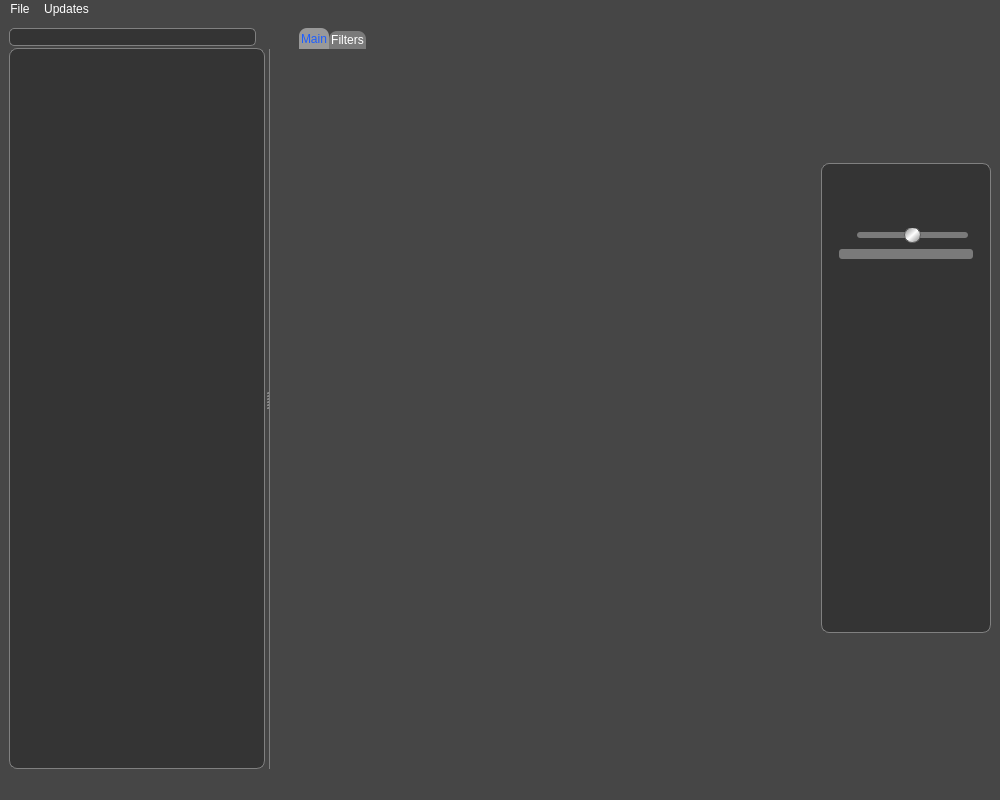
This is main_window.ui in vbrizgamnk/Artemis as Qt 5 draws it before an edit. The edited form follows.
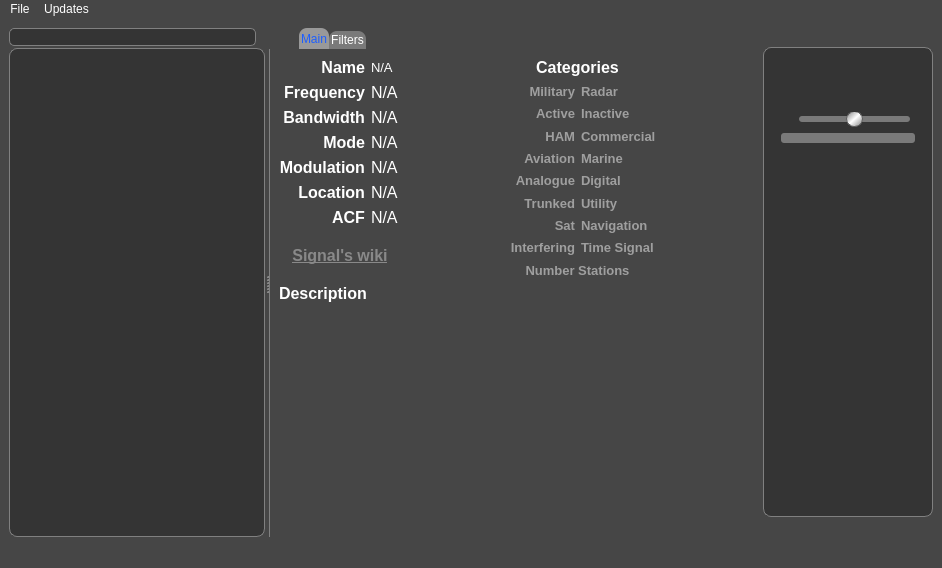
This is the edited form. Icons and pictures are not drawn.

Commit message: Load db with correct names

What changed in the file:
```diff
--- a/main_window.ui
+++ b/main_window.ui
@@ -6,8 +6,8 @@
    <rect>
     <x>0</x>
     <y>0</y>
-    <width>1000</width>
-    <height>800</height>
+    <width>942</width>
+    <height>568</height>
    </rect>
   </property>
   <property name="sizePolicy">
@@ -24,6 +24,10 @@
 	background-color: #464646
 }
 
+QLabel {
+	color: #ffffff;
+}
+
 QPushButton {
 	color: #FFFFFF
 }
@@ -108,6 +112,14 @@
 	border-radius: 5px;
 /*	border: 1px #343434;
 	background-color: #343434;*/
+}
+
+QTextEdit{
+	color: #ffffff;
+}
+
+QMessageBox {
+	color: #ffffff;
 }</string>
   </property>
   <widget class="QWidget" name="centralwidget">
@@ -308,6 +320,701 @@
         <attribute name="title">
          <string>Main</string>
         </attribute>
+        <layout class="QGridLayout" name="gridLayout_2">
+         <item row="0" column="1">
+          <layout class="QVBoxLayout" name="verticalLayout_2">
+           <item>
+            <widget class="QLabel" name="label_11">
+             <property name="font">
+              <font>
+               <pointsize>12</pointsize>
+               <weight>75</weight>
+               <bold>true</bold>
+              </font>
+             </property>
+             <property name="text">
+              <string>Categories</string>
+             </property>
+             <property name="alignment">
+              <set>Qt::AlignBottom|Qt::AlignHCenter</set>
+             </property>
+            </widget>
+           </item>
+           <item>
+            <layout class="QHBoxLayout" name="horizontalLayout_18">
+             <item>
+              <widget class="QLabel" name="cat_mil">
+               <property name="font">
+                <font>
+                 <pointsize>10</pointsize>
+                 <weight>75</weight>
+                 <bold>true</bold>
+                </font>
+               </property>
+               <property name="styleSheet">
+                <string notr="true">color: #9f9f9f;</string>
+               </property>
+               <property name="text">
+                <string>Military</string>
+               </property>
+               <property name="alignment">
+                <set>Qt::AlignRight|Qt::AlignTrailing|Qt::AlignVCenter</set>
+               </property>
+              </widget>
+             </item>
+             <item>
+              <widget class="QLabel" name="cat_rad">
+               <property name="font">
+                <font>
+                 <pointsize>10</pointsize>
+                 <weight>75</weight>
+                 <bold>true</bold>
+                </font>
+               </property>
+               <property name="styleSheet">
+                <string notr="true">color: #9f9f9f;</string>
+               </property>
+               <property name="text">
+                <string>Radar</string>
+               </property>
+               <property name="alignment">
+                <set>Qt::AlignLeading|Qt::AlignLeft|Qt::AlignVCenter</set>
+               </property>
+              </widget>
+             </item>
+            </layout>
+           </item>
+           <item>
+            <layout class="QHBoxLayout" name="horizontalLayout_19">
+             <item>
+              <widget class="QLabel" name="cat_active">
+               <property name="font">
+                <font>
+                 <pointsize>10</pointsize>
+                 <weight>75</weight>
+                 <bold>true</bold>
+                </font>
+               </property>
+               <property name="styleSheet">
+                <string notr="true">color: #9f9f9f;</string>
+               </property>
+               <property name="text">
+                <string>Active</string>
+               </property>
+               <property name="alignment">
+                <set>Qt::AlignRight|Qt::AlignTrailing|Qt::AlignVCenter</set>
+               </property>
+              </widget>
+             </item>
+             <item>
+              <widget class="QLabel" name="cat_inactive">
+               <property name="font">
+                <font>
+                 <pointsize>10</pointsize>
+                 <weight>75</weight>
+                 <bold>true</bold>
+                </font>
+               </property>
+               <property name="styleSheet">
+                <string notr="true">color: #9f9f9f;</string>
+               </property>
+               <property name="text">
+                <string>Inactive</string>
+               </property>
+               <property name="alignment">
+                <set>Qt::AlignLeading|Qt::AlignLeft|Qt::AlignVCenter</set>
+               </property>
+              </widget>
+             </item>
+            </layout>
+           </item>
+           <item>
+            <layout class="QHBoxLayout" name="horizontalLayout_20">
+             <item>
+              <widget class="QLabel" name="cat_ham">
+               <property name="font">
+                <font>
+                 <pointsize>10</pointsize>
+                 <weight>75</weight>
+                 <bold>true</bold>
+                </font>
+               </property>
+               <property name="styleSheet">
+                <string notr="true">color: #9f9f9f;</string>
+               </property>
+               <property name="text">
+                <string>HAM</string>
+               </property>
+               <property name="alignment">
+                <set>Qt::AlignRight|Qt::AlignTrailing|Qt::AlignVCenter</set>
+               </property>
+              </widget>
+             </item>
+             <item>
+              <widget class="QLabel" name="cat_comm">
+               <property name="font">
+                <font>
+                 <pointsize>10</pointsize>
+                 <weight>75</weight>
+                 <bold>true</bold>
+                </font>
+               </property>
+               <property name="styleSheet">
+                <string notr="true">color: #9f9f9f;</string>
+               </property>
+               <property name="text">
+                <string>Commercial</string>
+               </property>
+               <property name="alignment">
+                <set>Qt::AlignLeading|Qt::AlignLeft|Qt::AlignVCenter</set>
+               </property>
+              </widget>
+             </item>
+            </layout>
+           </item>
+           <item>
+            <layout class="QHBoxLayout" name="horizontalLayout_21">
+             <item>
+              <widget class="QLabel" name="cat_avi">
+               <property name="font">
+                <font>
+                 <pointsize>10</pointsize>
+                 <weight>75</weight>
+                 <bold>true</bold>
+                </font>
+               </property>
+               <property name="styleSheet">
+                <string notr="true">color: #9f9f9f;</string>
+               </property>
+               <property name="text">
+                <string>Aviation</string>
+               </property>
+               <property name="alignment">
+                <set>Qt::AlignRight|Qt::AlignTrailing|Qt::AlignVCenter</set>
+               </property>
+              </widget>
+             </item>
+             <item>
+              <widget class="QLabel" name="cat_mar">
+               <property name="font">
+                <font>
+                 <pointsize>10</pointsize>
+                 <weight>75</weight>
+                 <bold>true</bold>
+                </font>
+               </property>
+               <property name="styleSheet">
+                <string notr="true">color: #9f9f9f;</string>
+               </property>
+               <property name="text">
+                <string>Marine</string>
+               </property>
+               <property name="alignment">
+                <set>Qt::AlignLeading|Qt::AlignLeft|Qt::AlignVCenter</set>
+               </property>
+              </widget>
+             </item>
+            </layout>
+           </item>
+           <item>
+            <layout class="QHBoxLayout" name="horizontalLayout_22">
+             <item>
+              <widget class="QLabel" name="cat_ana">
+               <property name="font">
+                <font>
+                 <pointsize>10</pointsize>
+                 <weight>75</weight>
+                 <bold>true</bold>
+                </font>
+               </property>
+               <property name="styleSheet">
+                <string notr="true">color: #9f9f9f;</string>
+               </property>
+               <property name="text">
+                <string>Analogue</string>
+               </property>
+               <property name="alignment">
+                <set>Qt::AlignRight|Qt::AlignTrailing|Qt::AlignVCenter</set>
+               </property>
+              </widget>
+             </item>
+             <item>
+              <widget class="QLabel" name="cat_dig">
+               <property name="font">
+                <font>
+                 <pointsize>10</pointsize>
+                 <weight>75</weight>
+                 <bold>true</bold>
+                </font>
+               </property>
+               <property name="styleSheet">
+                <string notr="true">color: #9f9f9f;</string>
+               </property>
+               <property name="text">
+                <string>Digital</string>
+               </property>
+               <property name="alignment">
+                <set>Qt::AlignLeading|Qt::AlignLeft|Qt::AlignVCenter</set>
+               </property>
+              </widget>
+             </item>
+            </layout>
+           </item>
+           <item>
+            <layout class="QHBoxLayout" name="horizontalLayout_23">
+             <item>
+              <widget class="QLabel" name="cat_trunked">
+               <property name="font">
+                <font>
+                 <pointsize>10</pointsize>
+                 <weight>75</weight>
+                 <bold>true</bold>
+                </font>
+               </property>
+               <property name="styleSheet">
+                <string notr="true">color: #9f9f9f;</string>
+               </property>
+               <property name="text">
+                <string>Trunked</string>
+               </property>
+               <property name="alignment">
+                <set>Qt::AlignRight|Qt::AlignTrailing|Qt::AlignVCenter</set>
+               </property>
+              </widget>
+             </item>
+             <item>
+              <widget class="QLabel" name="cat_utility">
+               <property name="font">
+                <font>
+                 <pointsize>10</pointsize>
+                 <weight>75</weight>
+                 <bold>true</bold>
+                </font>
+               </property>
+               <property name="styleSheet">
+                <string notr="true">color: #9f9f9f;</string>
+               </property>
+               <property name="text">
+                <string>Utility</string>
+               </property>
+               <property name="alignment">
+                <set>Qt::AlignLeading|Qt::AlignLeft|Qt::AlignVCenter</set>
+               </property>
+              </widget>
+             </item>
+            </layout>
+           </item>
+           <item>
+            <layout class="QHBoxLayout" name="horizontalLayout_24">
+             <item>
+              <widget class="QLabel" name="cat_sat">
+               <property name="font">
+                <font>
+                 <pointsize>10</pointsize>
+                 <weight>75</weight>
+                 <bold>true</bold>
+                </font>
+               </property>
+               <property name="styleSheet">
+                <string notr="true">color: #9f9f9f;</string>
+               </property>
+               <property name="text">
+                <string>Sat</string>
+               </property>
+               <property name="alignment">
+                <set>Qt::AlignRight|Qt::AlignTrailing|Qt::AlignVCenter</set>
+               </property>
+              </widget>
+             </item>
+             <item>
+              <widget class="QLabel" name="cat_navi">
+               <property name="font">
+                <font>
+                 <pointsize>10</pointsize>
+                 <weight>75</weight>
+                 <bold>true</bold>
+                </font>
+               </property>
+               <property name="styleSheet">
+                <string notr="true">color: #9f9f9f;</string>
+               </property>
+               <property name="text">
+                <string>Navigation</string>
+               </property>
+               <property name="alignment">
+                <set>Qt::AlignLeading|Qt::AlignLeft|Qt::AlignVCenter</set>
+               </property>
+              </widget>
+             </item>
+            </layout>
+           </item>
+           <item>
+            <layout class="QHBoxLayout" name="horizontalLayout_25">
+             <item>
+              <widget class="QLabel" name="cat_interf">
+               <property name="font">
+                <font>
+                 <pointsize>10</pointsize>
+                 <weight>75</weight>
+                 <bold>true</bold>
+                </font>
+               </property>
+               <property name="styleSheet">
+                <string notr="true">color: #9f9f9f;</string>
+               </property>
+               <property name="text">
+                <string>Interfering</string>
+               </property>
+               <property name="alignment">
+                <set>Qt::AlignRight|Qt::AlignTrailing|Qt::AlignVCenter</set>
+               </property>
+              </widget>
+             </item>
+             <item>
+              <widget class="QLabel" name="cat_time_sig">
+               <property name="font">
+                <font>
+                 <pointsize>10</pointsize>
+                 <weight>75</weight>
+                 <bold>true</bold>
+                </font>
+               </property>
+               <property name="styleSheet">
+                <string notr="true">color: #9f9f9f;</string>
+               </property>
+               <property name="text">
+                <string>Time Signal</string>
+               </property>
+               <property name="alignment">
+                <set>Qt::AlignLeading|Qt::AlignLeft|Qt::AlignVCenter</set>
+               </property>
+              </widget>
+             </item>
+            </layout>
+           </item>
+           <item>
+            <widget class="QLabel" name="cat_num_stat">
+             <property name="font">
+              <font>
+               <pointsize>10</pointsize>
+               <weight>75</weight>
+               <bold>true</bold>
+              </font>
+             </property>
+             <property name="styleSheet">
+              <string notr="true">color: #9f9f9f;</string>
+             </property>
+             <property name="text">
+              <string>Number Stations</string>
+             </property>
+             <property name="alignment">
+              <set>Qt::AlignCenter</set>
+             </property>
+            </widget>
+           </item>
+          </layout>
+         </item>
+         <item row="1" column="0">
+          <widget class="QLabel" name="label_9">
+           <property name="font">
+            <font>
+             <pointsize>12</pointsize>
+             <weight>75</weight>
+             <bold>true</bold>
+            </font>
+           </property>
+           <property name="text">
+            <string>Description</string>
+           </property>
+          </widget>
+         </item>
+         <item row="0" column="0">
+          <layout class="QVBoxLayout" name="verticalLayout_5">
+           <item>
+            <layout class="QHBoxLayout" name="horizontalLayout_3">
+             <item>
+              <layout class="QVBoxLayout" name="verticalLayout_3">
+               <item>
+                <widget class="QLabel" name="label_2">
+                 <property name="font">
+                  <font>
+                   <pointsize>12</pointsize>
+                   <weight>75</weight>
+                   <bold>true</bold>
+                  </font>
+                 </property>
+                 <property name="text">
+                  <string>Name</string>
+                 </property>
+                 <property name="alignment">
+                  <set>Qt::AlignRight|Qt::AlignTrailing|Qt::AlignVCenter</set>
+                 </property>
+                </widget>
+               </item>
+               <item>
+                <widget class="QLabel" name="label_3">
+                 <property name="font">
+                  <font>
+                   <pointsize>12</pointsize>
+                   <weight>75</weight>
+                   <bold>true</bold>
+                  </font>
+                 </property>
+                 <property name="text">
+                  <string>Frequency</string>
+                 </property>
+                 <property name="alignment">
+                  <set>Qt::AlignRight|Qt::AlignTrailing|Qt::AlignVCenter</set>
+                 </property>
+                </widget>
+               </item>
+               <item>
+                <widget class="QLabel" name="label_4">
+                 <property name="font">
+                  <font>
+                   <pointsize>12</pointsize>
+                   <weight>75</weight>
+                   <bold>true</bold>
+                  </font>
+                 </property>
+                 <property name="text">
+                  <string>Bandwidth</string>
+                 </property>
+                 <property name="alignment">
+                  <set>Qt::AlignRight|Qt::AlignTrailing|Qt::AlignVCenter</set>
+                 </property>
+                </widget>
+               </item>
+               <item>
+                <widget class="QLabel" name="label_5">
+                 <property name="font">
+                  <font>
+                   <pointsize>12</pointsize>
+                   <weight>75</weight>
+                   <bold>true</bold>
+                  </font>
+                 </property>
+                 <property name="text">
+                  <string>Mode</string>
+                 </property>
+                 <property name="alignment">
+                  <set>Qt::AlignRight|Qt::AlignTrailing|Qt::AlignVCenter</set>
+                 </property>
+                </widget>
+               </item>
+               <item>
+                <widget class="QLabel" name="label_6">
+                 <property name="font">
+                  <font>
+                   <pointsize>12</pointsize>
+                   <weight>75</weight>
+                   <bold>true</bold>
+                  </font>
+                 </property>
+                 <property name="text">
+                  <string>Modulation</string>
+                 </property>
+                 <property name="alignment">
+                  <set>Qt::AlignRight|Qt::AlignTrailing|Qt::AlignVCenter</set>
+                 </property>
+                </widget>
+               </item>
+               <item>
+                <widget class="QLabel" name="label_7">
+                 <property name="font">
+                  <font>
+                   <pointsize>12</pointsize>
+                   <weight>75</weight>
+                   <bold>true</bold>
+                  </font>
+                 </property>
+                 <property name="text">
+                  <string>Location</string>
+                 </property>
+                 <property name="alignment">
+                  <set>Qt::AlignRight|Qt::AlignTrailing|Qt::AlignVCenter</set>
+                 </property>
+                </widget>
+               </item>
+               <item>
+                <widget class="QLabel" name="label_8">
+                 <property name="font">
+                  <font>
+                   <pointsize>12</pointsize>
+                   <weight>75</weight>
+                   <bold>true</bold>
+                  </font>
+                 </property>
+                 <property name="text">
+                  <string>ACF</string>
+                 </property>
+                 <property name="alignment">
+                  <set>Qt::AlignRight|Qt::AlignTrailing|Qt::AlignVCenter</set>
+                 </property>
+                </widget>
+               </item>
+              </layout>
+             </item>
+             <item>
+              <layout class="QVBoxLayout" name="verticalLayout_4">
+               <item>
+                <widget class="QLabel" name="name_lab">
+                 <property name="font">
+                  <font>
+                   <pointsize>10</pointsize>
+                  </font>
+                 </property>
+                 <property name="text">
+                  <string>N/A</string>
+                 </property>
+                </widget>
+               </item>
+               <item>
+                <widget class="QLabel" name="freq_lab">
+                 <property name="font">
+                  <font>
+                   <pointsize>12</pointsize>
+                  </font>
+                 </property>
+                 <property name="text">
+                  <string>N/A</string>
+                 </property>
+                </widget>
+               </item>
+               <item>
+                <widget class="QLabel" name="band_lab">
+                 <property name="font">
+                  <font>
+                   <pointsize>12</pointsize>
+                  </font>
+                 </property>
+                 <property name="text">
+                  <string>N/A</string>
+                 </property>
+                </widget>
+               </item>
+               <item>
+                <widget class="QLabel" name="mode_lab">
+                 <property name="font">
+                  <font>
+                   <pointsize>12</pointsize>
+                  </font>
+                 </property>
+                 <property name="text">
+                  <string>N/A</string>
+                 </property>
+                </widget>
+               </item>
+               <item>
+                <widget class="QLabel" name="modul_lab">
+                 <property name="font">
+                  <font>
+                   <pointsize>12</pointsize>
+                  </font>
+                 </property>
+                 <property name="text">
+                  <string>N/A</string>
+                 </property>
+                </widget>
+               </item>
+               <item>
+                <widget class="QLabel" name="loc_lab">
+                 <property name="font">
+                  <font>
+                   <pointsize>12</pointsize>
+                  </font>
+                 </property>
+                 <property name="text">
+                  <string>N/A</string>
+                 </property>
+                </widget>
+               </item>
+               <item>
+                <widget class="QLabel" name="acf_lab">
+                 <property name="font">
+                  <font>
+                   <pointsize>12</pointsize>
+                  </font>
+                 </property>
+                 <property name="text">
+                  <string>N/A</string>
+                 </property>
+                </widget>
+               </item>
+              </layout>
+             </item>
+            </layout>
+           </item>
+           <item>
+            <widget class="QWidget" name="widget_4" native="true">
+             <property name="sizePolicy">
+              <sizepolicy hsizetype="Fixed" vsizetype="Preferred">
+               <horstretch>0</horstretch>
+               <verstretch>0</verstretch>
+              </sizepolicy>
+             </property>
+             <layout class="QHBoxLayout" name="horizontalLayout_17">
+              <item>
+               <widget class="QPushButton" name="url_button">
+                <property name="enabled">
+                 <bool>false</bool>
+                </property>
+                <property name="sizePolicy">
+                 <sizepolicy hsizetype="Fixed" vsizetype="Fixed">
+                  <horstretch>0</horstretch>
+                  <verstretch>0</verstretch>
+                 </sizepolicy>
+                </property>
+                <property name="font">
+                 <font>
+                  <pointsize>12</pointsize>
+                  <weight>75</weight>
+                  <bold>true</bold>
+                  <underline>true</underline>
+                 </font>
+                </property>
+                <property name="toolTip">
+                 <string>Go to the signal's wiki.</string>
+                </property>
+                <property name="styleSheet">
+                 <string notr="true">color: #898989;</string>
+                </property>
+                <property name="text">
+                 <string>Signal's wiki</string>
+                </property>
+                <property name="flat">
+                 <bool>true</bool>
+                </property>
+               </widget>
+              </item>
+             </layout>
+            </widget>
+           </item>
+          </layout>
+         </item>
+         <item row="2" column="0" colspan="2">
+          <widget class="QTextEdit" name="description_text">
+           <property name="font">
+            <font>
+             <pointsize>10</pointsize>
+            </font>
+           </property>
+           <property name="styleSheet">
+            <string notr="true">border: 0px;
+/*border-radius: 8px;*/</string>
+           </property>
+           <property name="verticalScrollBarPolicy">
+            <enum>Qt::ScrollBarAsNeeded</enum>
+           </property>
+           <property name="horizontalScrollBarPolicy">
+            <enum>Qt::ScrollBarAsNeeded</enum>
+           </property>
+           <property name="readOnly">
+            <bool>true</bool>
+           </property>
+          </widget>
+         </item>
+        </layout>
        </widget>
        <widget class="QWidget" name="tab_2">
         <attribute name="title">
@@ -572,6 +1279,9 @@
          <property name="toolTip">
           <string>Signal waterfall</string>
          </property>
+         <property name="styleSheet">
+          <string notr="true"/>
+         </property>
          <property name="text">
           <string/>
          </property>
@@ -593,7 +1303,7 @@
     <rect>
      <x>0</x>
      <y>0</y>
-     <width>1000</width>
+     <width>942</width>
      <height>21</height>
     </rect>
    </property>
```
The commit also changes 1 other file.
